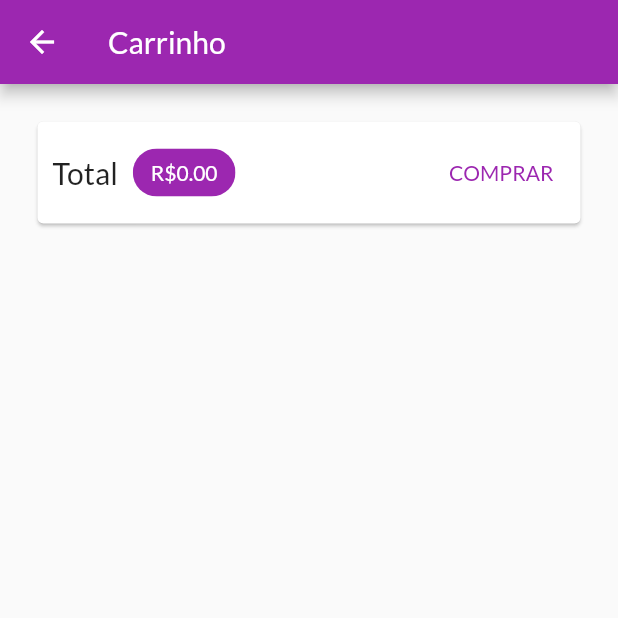
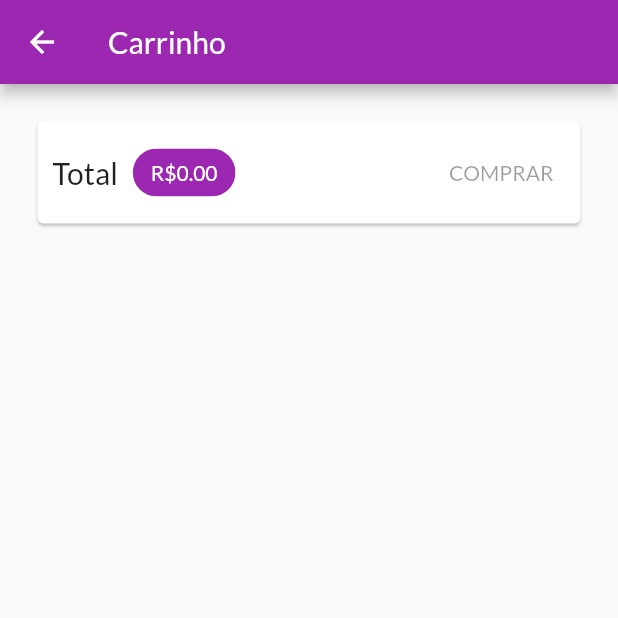
Before and after one commit to CaioAugustoSO/MyShopApp, a Flutter app: the CartScreen screen opened by its route, on a phone screen of 412 x 824 dp, the top half of it. Run offline on Flutter 3.47's test engine with Material 2 defaults, Android fonts, the phone set to English and light mode, and no system bars; network calls fail.

```diff
--- /dev/null
+++ b/lib/exceptions/http_exception.dart
@@ -0,0 +1,9 @@
+class HttpException implements Exception {
+  final String msg;
+
+  const HttpException(this.msg);
+
+  String toString() {
+    return msg;
+  }
+}
--- a/lib/providers/cart.dart
+++ b/lib/providers/cart.dart
@@ -1,6 +1,6 @@
 import 'dart:math';
 
-import 'package:flutter/cupertino.dart';
+import 'package:flutter/foundation.dart';
 import 'package:myshop/providers/product.dart';
 
 class CartItem {
@@ -22,7 +22,7 @@ class CartItem {
 class Cart with ChangeNotifier {
   late Map<String?, CartItem> _items = {};
 
-  Map<String?, CartItem> get item {
+  Map<String?, CartItem> get items {
     return {..._items};
   }
 
--- /dev/null
+++ b/lib/utils/constants.dart
@@ -0,0 +1,4 @@
+class Constants {
+  static const BASE_API_URL =
+      'https://flutter-335de-default-rtdb.firebaseio.com';
+}
--- a/lib/views/cart_screen.dart
+++ b/lib/views/cart_screen.dart
@@ -12,8 +12,7 @@ class CartScreen extends StatelessWidget {
   @override
   Widget build(BuildContext context) {
     final Cart cart = Provider.of(context);
-
-    final cartitems = cart.item.values.toList();
+    final cartitems = cart.items.values.toList();
     return Scaffold(
       appBar: AppBar(
         title: Text('Carrinho'),
@@ -46,18 +45,7 @@ class CartScreen extends StatelessWidget {
                     backgroundColor: Theme.of(context).primaryColor,
                   ),
                   Spacer(),
-                  TextButton(
-                    onPressed: () {
-                      Provider.of<Orders>(context, listen: false).addOrders(
-                        cartitems,
-                        cart.totalAmount,
-                      );
-                      cart.clear();
-                    },
-                    child: Text('COMPRAR'),
-                    style: TextButton.styleFrom(
-                        primary: Theme.of(context).primaryColor),
-                  )
+                  OrderButton(cart: cart)
                 ],
               ),
             ),
@@ -68,8 +56,7 @@ class CartScreen extends StatelessWidget {
           Expanded(
             child: ListView.builder(
               itemCount: cartitems.length,
-              itemBuilder: ((context, i) =>
-                  CartItemWidget(cartItem: cartitems[i])),
+              itemBuilder: (ctx, i) => CartItemWidget(cartItem: cartitems[i]),
             ),
           )
         ],
@@ -77,3 +64,39 @@ class CartScreen extends StatelessWidget {
     );
   }
 }
+
+class OrderButton extends StatefulWidget {
+  const OrderButton({
+    Key? key,
+    required this.cart,
+  }) : super(key: key);
+
+  final Cart cart;
+
+  @override
+  State<OrderButton> createState() => _OrderButtonState();
+}
+
+class _OrderButtonState extends State<OrderButton> {
+  bool _isLoading = false;
+  @override
+  Widget build(BuildContext context) {
+    return TextButton(
+      onPressed: widget.cart.totalAmount == 0
+          ? null
+          : () async {
+              setState(() {
+                _isLoading = true;
+              });
+              await Provider.of<Orders>(context, listen: false)
+                  .addOrders(widget.cart);
+              setState(() {
+                _isLoading = false;
+              });
+              widget.cart.clear();
+            },
+      child: _isLoading ? CircularProgressIndicator() : Text('COMPRAR'),
+      style: TextButton.styleFrom(primary: Theme.of(context).primaryColor),
+    );
+  }
+}
```
Also changed, not shown: lib/providers/orders.dart (+56 -7 lines), lib/providers/product.dart (+25 -1 lines), lib/providers/products.dart (+24 -8 lines), lib/views/orders_screen.dart (+36 -7 lines), lib/views/products_form_screen.dart (+22 -23 lines), lib/widgets/product_item.dart (+10 -3 lines).
